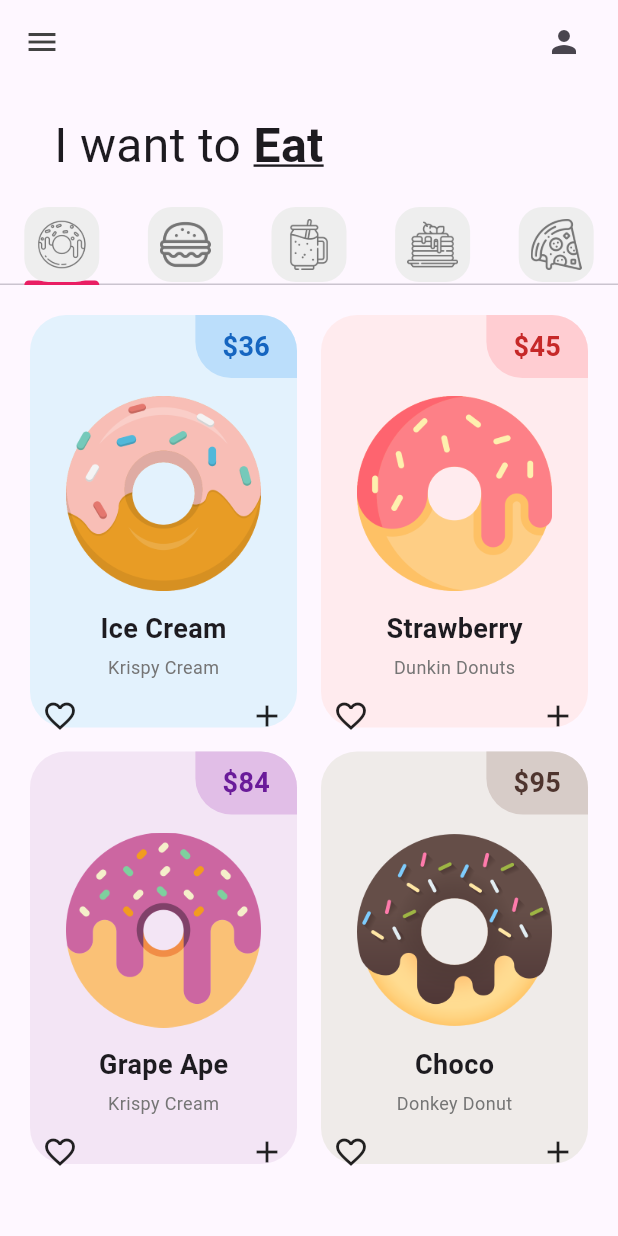
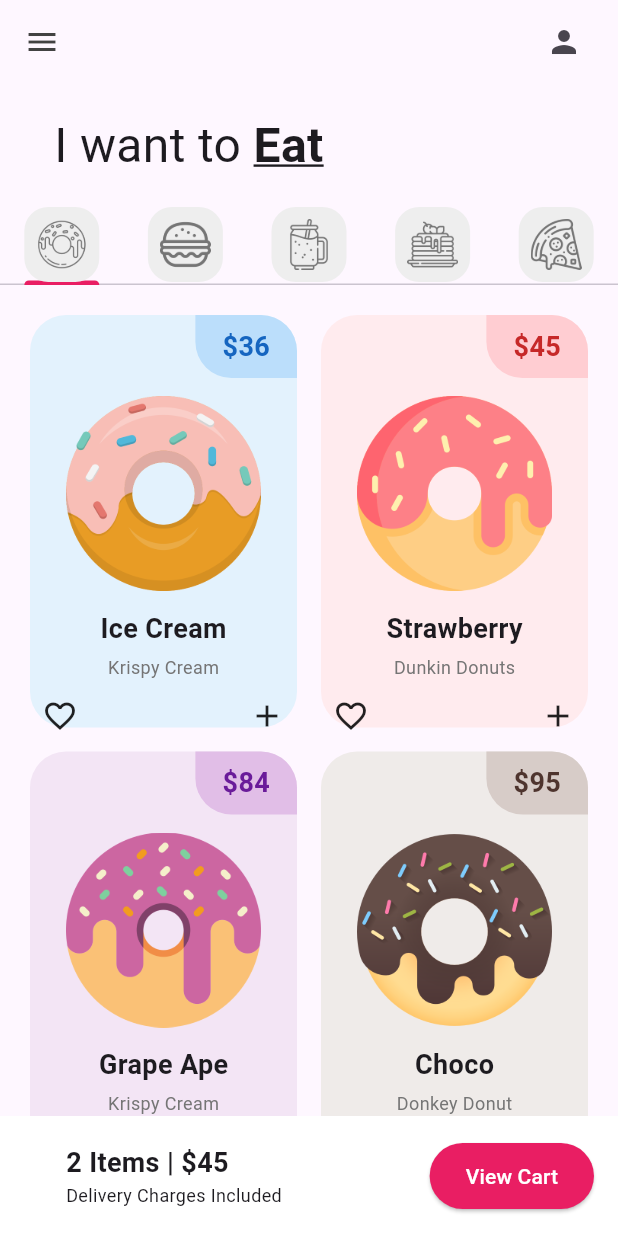
Before and after one commit to Sastermin/donut_app_2a_gonzalez, a Flutter app: the screen it shows after launch, on a phone screen of 412 x 824 dp. Run offline on Flutter 3.47's test engine with Material 3 defaults, Android fonts, the phone set to English and light mode, and no system bars.

Commit message:
UI Finished

```diff
--- a/lib/pages/home_page.dart
+++ b/lib/pages/home_page.dart
@@ -78,8 +78,46 @@ class _HomePageState extends State<HomePage> {
 
               ],)
 
+            ),
+            //Carrito
+            Container(
+              color: Colors.white,
+              padding: const EdgeInsets.all(16),
+              child: Row(
+                mainAxisAlignment: MainAxisAlignment.spaceBetween,
+                children:[
+                  Padding(
+                    padding: const EdgeInsets.only(left: 28),
+                    child: Column(
+                      //Alinear a la izquierda (horizontal)
+                      crossAxisAlignment: CrossAxisAlignment.start,
+                      children: [
+                        const Text('2 Items | \$45',
+                        style: TextStyle(
+                          fontSize: 18, fontWeight: FontWeight.bold),
+                        ),
+                        const Text(
+                          'Delivery Charges Included',
+                          style: TextStyle(
+                            fontSize: 12),
+                        ),
+                      ],
+                    ),
+                  ),
+                  ElevatedButton(
+                          onPressed: () {},
+                          style: ElevatedButton.styleFrom(
+                              backgroundColor: Colors.pink,
+                              padding: EdgeInsets.symmetric(
+                                horizontal: 24, vertical: 12)),
+                          child: const Text(
+                            'View Cart',
+                            style: TextStyle(color: Colors.white)                          )),
+                ],
+              ),
+
             )
-            //Carrito
+
           ],
         )),
     );
```
